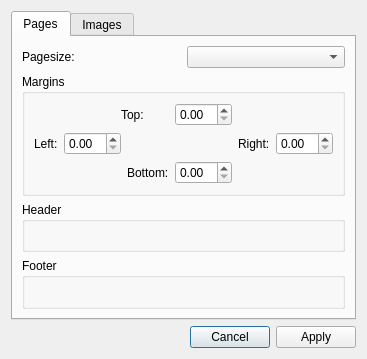
Before: the Qt Designer form src/MainApp/View/Dialogs/textdocumentpropertydialog.ui in nfbyfm/TME, drawn with Qt 5.
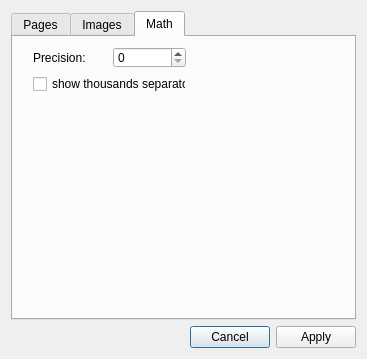
After: the same form once the commit is applied. The open tabs and pages were chosen to show the change.

The edit to the form file:
```diff
--- a/src/MainApp/View/Dialogs/textdocumentpropertydialog.ui
+++ b/src/MainApp/View/Dialogs/textdocumentpropertydialog.ui
@@ -270,6 +270,44 @@
        </item>
       </layout>
      </widget>
+     <widget class="QWidget" name="tab_math">
+      <attribute name="title">
+       <string>Math</string>
+      </attribute>
+      <widget class="QWidget" name="">
+       <property name="geometry">
+        <rect>
+         <x>20</x>
+         <y>10</y>
+         <width>153</width>
+         <height>47</height>
+        </rect>
+       </property>
+       <layout class="QVBoxLayout" name="verticalLayout_3">
+        <item>
+         <layout class="QHBoxLayout" name="horizontalLayout_6">
+          <item>
+           <widget class="QLabel" name="label_6">
+            <property name="text">
+             <string>Precision:</string>
+            </property>
+           </widget>
+          </item>
+          <item>
+           <widget class="QSpinBox" name="spinBox_MathPrecision"/>
+          </item>
+         </layout>
+        </item>
+        <item>
+         <widget class="QCheckBox" name="checkBoxThousandsSeparator">
+          <property name="text">
+           <string>show thousands separator</string>
+          </property>
+         </widget>
+        </item>
+       </layout>
+      </widget>
+     </widget>
     </widget>
    </item>
    <item>
```
